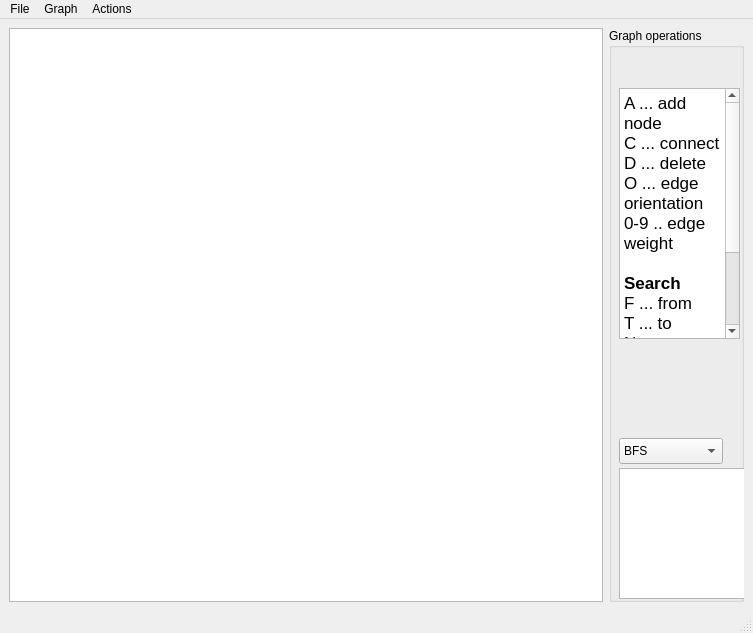
Above: mainwindow.ui from darthdeus/graphite-gui before the change. Below: the same form after it.
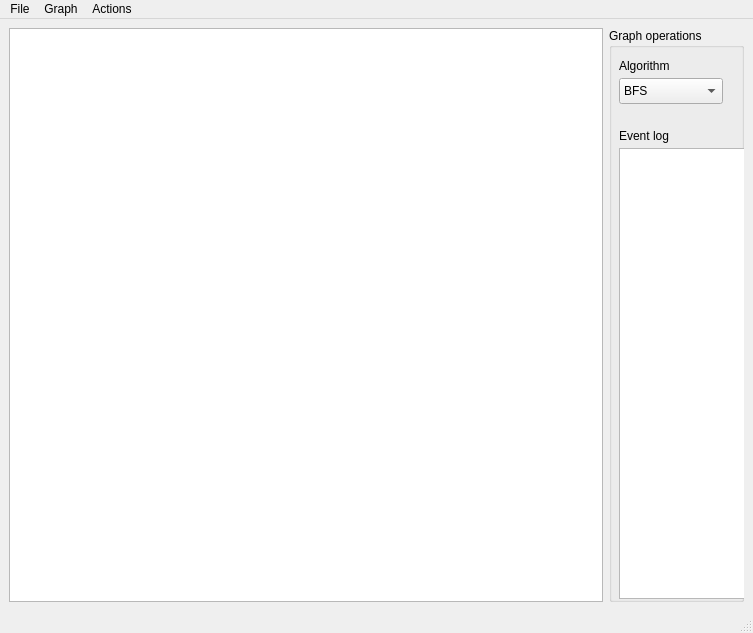
That is the form after the change.

Commit message: Basic docs + UI cleanup

```diff
--- a/mainwindow.ui
+++ b/mainwindow.ui
@@ -32,50 +32,24 @@
       <property name="title">
        <string>Graph operations    </string>
       </property>
-      <widget class="QTextBrowser" name="textBrowser">
-       <property name="geometry">
-        <rect>
-         <x>10</x>
-         <y>60</y>
-         <width>121</width>
-         <height>251</height>
-        </rect>
-       </property>
-       <property name="html">
-        <string>&lt;!DOCTYPE HTML PUBLIC &quot;-//W3C//DTD HTML 4.0//EN&quot; &quot;http://www.w3.org/TR/REC-html40/strict.dtd&quot;&gt;
-&lt;html&gt;&lt;head&gt;&lt;meta name=&quot;qrichtext&quot; content=&quot;1&quot; /&gt;&lt;style type=&quot;text/css&quot;&gt;
-p, li { white-space: pre-wrap; }
-&lt;/style&gt;&lt;/head&gt;&lt;body style=&quot; font-family:'.Helvetica Neue DeskInterface'; font-size:13pt; font-weight:400; font-style:normal;&quot;&gt;
-&lt;p style=&quot; margin-top:0px; margin-bottom:0px; margin-left:0px; margin-right:0px; -qt-block-indent:0; text-indent:0px;&quot;&gt;A ... add node&lt;/p&gt;
-&lt;p style=&quot; margin-top:0px; margin-bottom:0px; margin-left:0px; margin-right:0px; -qt-block-indent:0; text-indent:0px;&quot;&gt;C ... connect&lt;/p&gt;
-&lt;p style=&quot; margin-top:0px; margin-bottom:0px; margin-left:0px; margin-right:0px; -qt-block-indent:0; text-indent:0px;&quot;&gt;D ... delete&lt;/p&gt;
-&lt;p style=&quot; margin-top:0px; margin-bottom:0px; margin-left:0px; margin-right:0px; -qt-block-indent:0; text-indent:0px;&quot;&gt;O ... edge orientation&lt;/p&gt;
-&lt;p style=&quot; margin-top:0px; margin-bottom:0px; margin-left:0px; margin-right:0px; -qt-block-indent:0; text-indent:0px;&quot;&gt;0-9 .. edge weight&lt;/p&gt;
-&lt;p style=&quot;-qt-paragraph-type:empty; margin-top:0px; margin-bottom:0px; margin-left:0px; margin-right:0px; -qt-block-indent:0; text-indent:0px;&quot;&gt;&lt;br /&gt;&lt;/p&gt;
-&lt;p style=&quot; margin-top:0px; margin-bottom:0px; margin-left:0px; margin-right:0px; -qt-block-indent:0; text-indent:0px;&quot;&gt;&lt;span style=&quot; font-weight:600;&quot;&gt;Search&lt;/span&gt;&lt;/p&gt;
-&lt;p style=&quot; margin-top:0px; margin-bottom:0px; margin-left:0px; margin-right:0px; -qt-block-indent:0; text-indent:0px;&quot;&gt;F ... from&lt;/p&gt;
-&lt;p style=&quot; margin-top:0px; margin-bottom:0px; margin-left:0px; margin-right:0px; -qt-block-indent:0; text-indent:0px;&quot;&gt;T ... to&lt;/p&gt;
-&lt;p style=&quot; margin-top:0px; margin-bottom:0px; margin-left:0px; margin-right:0px; -qt-block-indent:0; text-indent:0px;&quot;&gt;N ... next step&lt;/p&gt;
-&lt;p style=&quot; margin-top:0px; margin-bottom:0px; margin-left:0px; margin-right:0px; -qt-block-indent:0; text-indent:0px;&quot;&gt;R ... restart&lt;/p&gt;
-&lt;p style=&quot;-qt-paragraph-type:empty; margin-top:0px; margin-bottom:0px; margin-left:0px; margin-right:0px; -qt-block-indent:0; text-indent:0px;&quot;&gt;&lt;br /&gt;&lt;/p&gt;
-&lt;p style=&quot; margin-top:0px; margin-bottom:0px; margin-left:0px; margin-right:0px; -qt-block-indent:0; text-indent:0px;&quot;&gt;P ... debug print&lt;/p&gt;&lt;/body&gt;&lt;/html&gt;</string>
-       </property>
-      </widget>
       <widget class="QTextBrowser" name="txtLogView">
        <property name="geometry">
         <rect>
          <x>10</x>
-         <y>440</y>
+         <y>120</y>
          <width>131</width>
-         <height>131</height>
+         <height>451</height>
         </rect>
        </property>
+       <property name="readOnly">
+        <bool>false</bool>
+       </property>
       </widget>
       <widget class="QComboBox" name="algList">
        <property name="geometry">
         <rect>
          <x>10</x>
-         <y>410</y>
+         <y>50</y>
          <width>104</width>
          <height>26</height>
         </rect>
@@ -101,6 +75,32 @@
         </property>
        </item>
       </widget>
+      <widget class="QLabel" name="label">
+       <property name="geometry">
+        <rect>
+         <x>10</x>
+         <y>30</y>
+         <width>59</width>
+         <height>16</height>
+        </rect>
+       </property>
+       <property name="text">
+        <string>Algorithm</string>
+       </property>
+      </widget>
+      <widget class="QLabel" name="label_2">
+       <property name="geometry">
+        <rect>
+         <x>10</x>
+         <y>100</y>
+         <width>59</width>
+         <height>16</height>
+        </rect>
+       </property>
+       <property name="text">
+        <string>Event log</string>
+       </property>
+      </widget>
      </widget>
     </item>
    </layout>
```
The commit also changes 2 other files.
